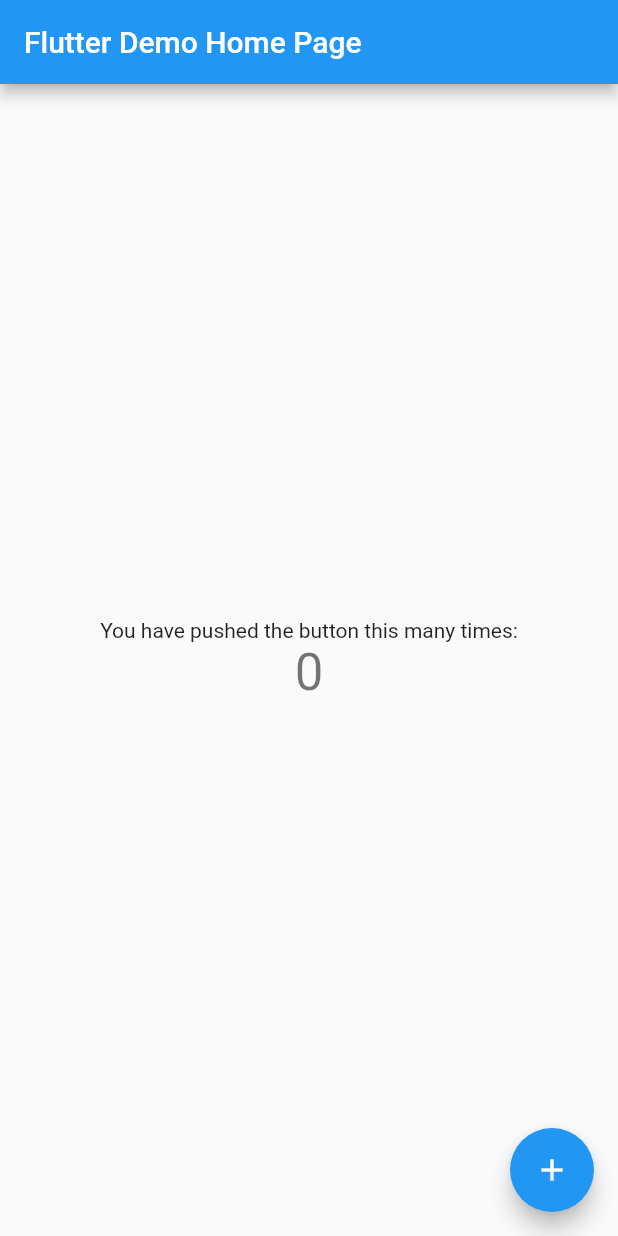
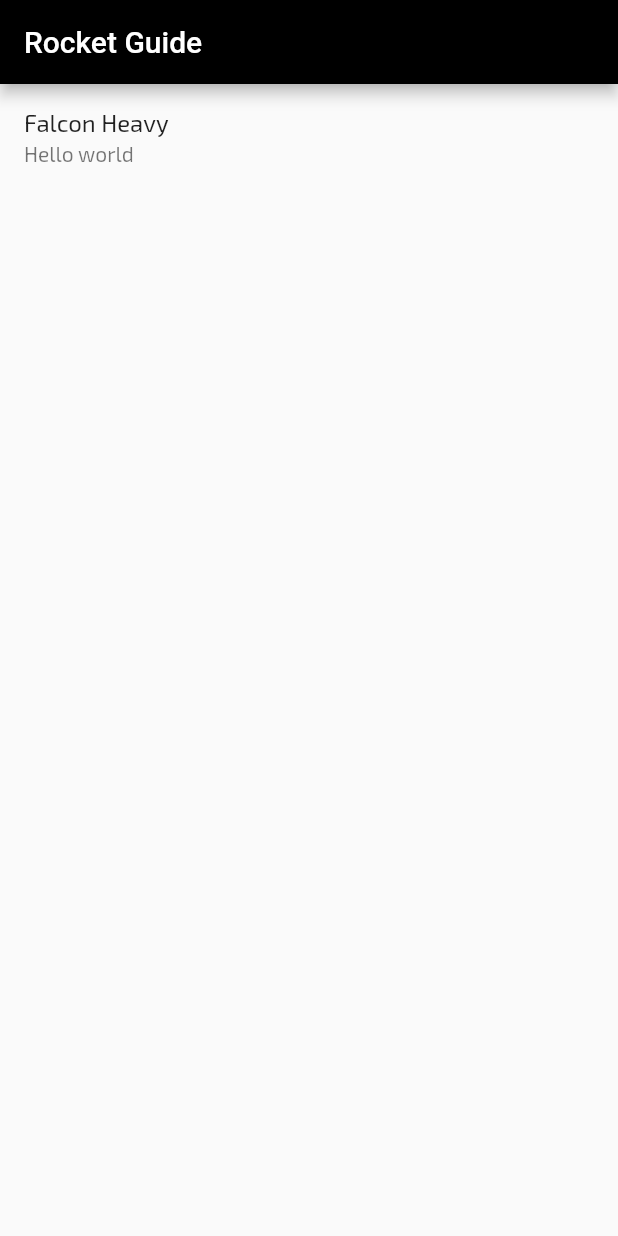
Before and after one commit to SanjayDevTech/flutter-basic-samples, a Flutter app: the screen it shows after launch, on a phone screen of 412 x 824 dp. Run offline on Flutter 3.47's test engine with Material 2 defaults, Android fonts, the phone set to English and light mode, and no system bars; our stand-ins replace google_fonts.

Commit message:
Rocket guide

```diff
--- /dev/null
+++ b/lib/app/app.dart
@@ -0,0 +1,14 @@
+import 'package:flutter/material.dart';
+import 'package:flutter_basic_samples/app/theme.dart';
+import 'package:flutter_basic_samples/home/home_screen.dart';
+
+class RocketGuideApp extends StatelessWidget {
+  @override
+  Widget build(BuildContext context) {
+    return MaterialApp(
+      theme: AppTheme.light(),
+      darkTheme: AppTheme.dark(),
+      home: HomeScreen(),
+    );
+  }
+}
--- /dev/null
+++ b/lib/app/theme.dart
@@ -0,0 +1,38 @@
+import 'package:flutter/material.dart';
+import 'package:google_fonts/google_fonts.dart';
+
+class AppTheme {
+  static ThemeData light() {
+    final textTheme = _getTextTheme(Brightness.light);
+    return ThemeData(
+      primaryColor: _primaryColor,
+      accentColor: _accentColor,
+      textTheme: textTheme,
+    );
+  }
+  static ThemeData dark() {
+    final textTheme = _getTextTheme(Brightness.dark);
+    return ThemeData(
+      brightness: Brightness.dark,
+      primaryColor: _primaryColor,
+      accentColor: _accentColor,
+      textTheme: textTheme,
+      primaryTextTheme: textTheme,
+    );
+  }
+
+  static const _primaryColor = Colors.black;
+  static const _accentColor = Colors.blueGrey;
+
+  static TextTheme _getTextTheme(Brightness brightness) {
+    final themeData = ThemeData(brightness: brightness);
+    return GoogleFonts.exo2TextTheme(themeData.textTheme).copyWith(
+      headline1: GoogleFonts.orbitron(),
+      headline2: GoogleFonts.orbitron(),
+      headline3: GoogleFonts.orbitron(),
+      headline4: GoogleFonts.orbitron(),
+      headline5: GoogleFonts.orbitron(),
+      headline6: GoogleFonts.orbitron(),
+    );
+  }
+}
--- /dev/null
+++ b/lib/backend/backend.dart
@@ -0,0 +1,27 @@
+import 'package:meta/meta.dart';
+
+class Backend {
+  const Backend(this.hostUrl);
+
+  final String hostUrl;
+
+  Future<List<Rocket>> getRockets() async {
+    await Future.delayed(Duration(seconds: 5));
+    return const [
+      Rocket(name: 'Falcon Heavy', description: 'Hello world'),
+    ];
+  }
+}
+
+class Rocket {
+  const Rocket({
+    @required this.name,
+    @required this.description,
+    this.flickrImages = const [],
+  })  : assert(name != null),
+        assert(description != null);
+
+  final String name;
+  final String description;
+  final List<String> flickrImages;
+}
--- /dev/null
+++ b/lib/home/home_screen.dart
@@ -0,0 +1,27 @@
+import 'package:flutter/material.dart';
+import 'package:flutter_basic_samples/backend/backend.dart';
+import 'package:flutter_basic_samples/home/rocket_list_tile.dart';
+
+class HomeScreen extends StatelessWidget {
+  @override
+  Widget build(BuildContext context) {
+    return Scaffold(
+      appBar: AppBar(
+        title: const Text('Rocket Guide'),
+      ),
+      body: FutureBuilder<List<Rocket>>(
+        future: Backend("").getRockets(),
+        builder: (context, snapshot) {
+          if (!snapshot.hasData)
+            return Center(child: CircularProgressIndicator());
+          if (snapshot.hasError) return Center(child: Text('Error'));
+          return ListView(
+            children: snapshot.data
+                .map((e) => RocketListTile(onTap: () {}, rocket: e))
+                .toList(),
+          );
+        },
+      ),
+    );
+  }
+}
--- /dev/null
+++ b/lib/home/rocket_list_tile.dart
@@ -0,0 +1,23 @@
+import 'package:flutter/material.dart';
+import 'package:flutter_basic_samples/backend/backend.dart';
+
+class RocketListTile extends StatelessWidget {
+  const RocketListTile({
+    Key key,
+    @required this.onTap,
+    @required this.rocket,
+  })  : assert(rocket != null),
+        super(key: key);
+
+  final VoidCallback onTap;
+  final Rocket rocket;
+
+  @override
+  Widget build(BuildContext context) {
+    return ListTile(
+      onTap: onTap,
+      title: Text(rocket.name),
+      subtitle: Text(rocket.description),
+    );
+  }
+}
--- a/lib/main.dart
+++ b/lib/main.dart
@@ -1,64 +1,5 @@
 import 'package:flutter/material.dart';
 
-void main() {
-  runApp(MyApp());
-}
+import 'package:flutter_basic_samples/app/app.dart';
 
-class MyApp extends StatelessWidget {
-  @override
-  Widget build(BuildContext context) {
-    return MaterialApp(
-      title: 'Flutter Demo',
-      theme: ThemeData(
-        primarySwatch: Colors.blue,
-      ),
-      home: MyHomePage(title: 'Flutter Demo Home Page'),
-    );
-  }
-}
-
-class MyHomePage extends StatefulWidget {
-  MyHomePage({Key key, this.title}) : super(key: key);
-  final String title;
-
-  @override
-  _MyHomePageState createState() => _MyHomePageState();
-}
-
-class _MyHomePageState extends State<MyHomePage> {
-  int _counter = 0;
-
-  void _incrementCounter() {
-    setState(() {
-      _counter++;
-    });
-  }
-
-  @override
-  Widget build(BuildContext context) {
-    return Scaffold(
-      appBar: AppBar(
-        title: Text(widget.title),
-      ),
-      body: Center(
-        child: Column(
-          mainAxisAlignment: MainAxisAlignment.center,
-          children: <Widget>[
-            Text(
-              'You have pushed the button this many times:',
-            ),
-            Text(
-              '$_counter',
-              style: Theme.of(context).textTheme.headline4,
-            ),
-          ],
-        ),
-      ),
-      floatingActionButton: FloatingActionButton(
-        onPressed: _incrementCounter,
-        tooltip: 'Increment',
-        child: Icon(Icons.add),
-      ),
-    );
-  }
-}
+void main() => runApp(RocketGuideApp());
--- a/pubspec.yaml
+++ b/pubspec.yaml
@@ -23,6 +23,10 @@
 dependencies:
   flutter:
     sdk: flutter
+
+  meta: any
+  google_fonts: any
+  provider: any
 
 
   # The following adds the Cupertino Icons font to your application.
```
Also changed, not shown: pubspec.lock, 1 other file.
